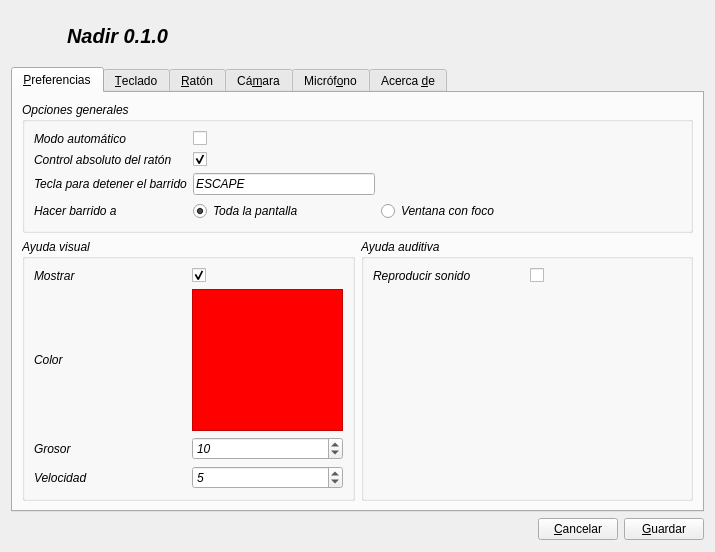
This is confWidget.ui in rfernandezfranco/nadir as Qt 5 draws it before an edit. The edited form follows.
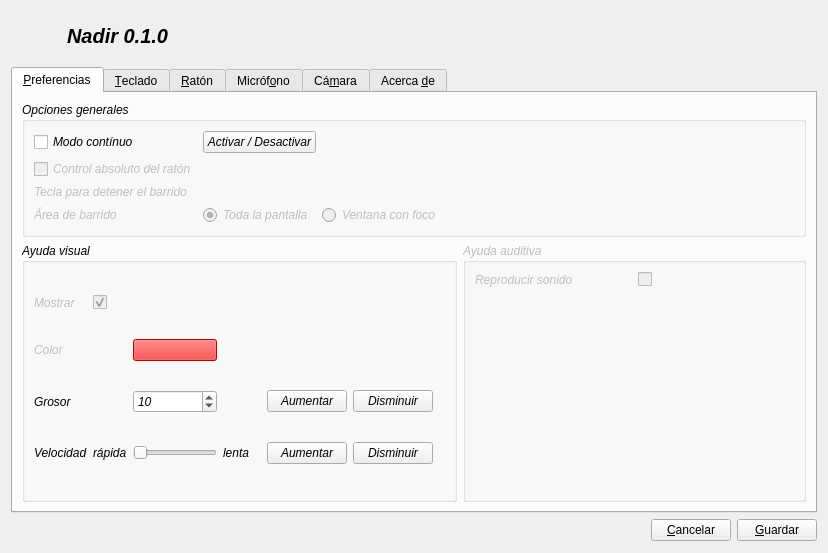
This is the edited form. Icons and pictures are not drawn.

The edit to the form file:
```diff
--- a/confWidget.ui
+++ b/confWidget.ui
@@ -5,8 +5,8 @@
    <rect>
     <x>0</x>
     <y>0</y>
-    <width>715</width>
-    <height>552</height>
+    <width>828</width>
+    <height>553</height>
    </rect>
   </property>
   <property name="windowTitle" >
@@ -141,56 +141,31 @@
           <string>Opciones generales</string>
          </property>
          <layout class="QGridLayout" name="gridLayout_9" >
-          <item row="0" column="0" >
-           <widget class="QLabel" name="label_15" >
-            <property name="text" >
-             <string>Modo automático</string>
-            </property>
-           </widget>
-          </item>
-          <item row="0" column="1" >
-           <widget class="QCheckBox" name="checkBox_3" >
-            <property name="text" >
-             <string/>
-            </property>
-            <property name="checked" >
-             <bool>false</bool>
-            </property>
-           </widget>
-          </item>
-          <item row="1" column="0" >
-           <widget class="QLabel" name="label_17" >
-            <property name="text" >
-             <string>Control absoluto del ratón</string>
-            </property>
-           </widget>
-          </item>
-          <item row="1" column="1" >
-           <widget class="QCheckBox" name="checkBox_4" >
-            <property name="text" >
-             <string/>
-            </property>
-            <property name="checked" >
-             <bool>true</bool>
-            </property>
-           </widget>
-          </item>
-          <item row="2" column="0" >
+          <item row="3" column="0" >
            <widget class="QLabel" name="label_18" >
+            <property name="enabled" >
+             <bool>false</bool>
+            </property>
             <property name="text" >
              <string>Tecla para detener el barrido</string>
             </property>
            </widget>
           </item>
-          <item row="3" column="0" >
+          <item row="4" column="0" >
            <widget class="QLabel" name="label_19" >
+            <property name="enabled" >
+             <bool>false</bool>
+            </property>
             <property name="text" >
-             <string>Hacer barrido a</string>
+             <string>Área de barrido</string>
             </property>
            </widget>
           </item>
-          <item row="3" column="1" >
+          <item row="4" column="1" >
            <widget class="QRadioButton" name="radioButton" >
+            <property name="enabled" >
+             <bool>false</bool>
+            </property>
             <property name="text" >
              <string>Toda la pantalla</string>
             </property>
@@ -199,14 +174,17 @@
             </property>
            </widget>
           </item>
-          <item row="3" column="2" >
+          <item row="4" column="2" >
            <widget class="QRadioButton" name="radioButton_2" >
+            <property name="enabled" >
+             <bool>false</bool>
+            </property>
             <property name="text" >
              <string>Ventana con foco</string>
             </property>
            </widget>
           </item>
-          <item row="3" column="3" >
+          <item row="4" column="3" >
            <spacer name="horizontalSpacer_3" >
             <property name="orientation" >
              <enum>Qt::Horizontal</enum>
@@ -219,10 +197,33 @@
             </property>
            </spacer>
           </item>
-          <item row="2" column="1" >
-           <widget class="QLineEdit" name="lineEdit" >
+          <item row="1" column="0" >
+           <widget class="QCheckBox" name="continuousBox" >
             <property name="text" >
-             <string>ESCAPE</string>
+             <string>Modo contínuo</string>
+            </property>
+            <property name="checked" >
+             <bool>false</bool>
+            </property>
+           </widget>
+          </item>
+          <item row="2" column="0" >
+           <widget class="QCheckBox" name="controlBox" >
+            <property name="enabled" >
+             <bool>false</bool>
+            </property>
+            <property name="text" >
+             <string>Control absoluto del ratón</string>
+            </property>
+            <property name="checked" >
+             <bool>false</bool>
+            </property>
+           </widget>
+          </item>
+          <item row="1" column="1" >
+           <widget class="QPushButton" name="pushButton_5" >
+            <property name="text" >
+             <string>Activar / Desactivar</string>
             </property>
            </widget>
           </item>
@@ -242,13 +243,19 @@
          <layout class="QGridLayout" name="gridLayout_7" >
           <item row="0" column="0" >
            <widget class="QLabel" name="label_10" >
+            <property name="enabled" >
+             <bool>false</bool>
+            </property>
             <property name="text" >
              <string>Mostrar</string>
             </property>
            </widget>
           </item>
-          <item row="0" column="1" >
-           <widget class="QCheckBox" name="checkBox" >
+          <item row="0" column="1" colspan="9" >
+           <widget class="QCheckBox" name="showLineBox" >
+            <property name="enabled" >
+             <bool>false</bool>
+            </property>
             <property name="text" >
              <string/>
             </property>
@@ -259,6 +266,9 @@
           </item>
           <item row="1" column="0" >
            <widget class="QLabel" name="label_11" >
+            <property name="enabled" >
+             <bool>false</bool>
+            </property>
             <property name="text" >
              <string>Color</string>
             </property>
@@ -271,19 +281,6 @@
             </property>
            </widget>
           </item>
-          <item row="2" column="1" >
-           <widget class="QSpinBox" name="spinBox" >
-            <property name="minimum" >
-             <number>1</number>
-            </property>
-            <property name="maximum" >
-             <number>30</number>
-            </property>
-            <property name="value" >
-             <number>10</number>
-            </property>
-           </widget>
-          </item>
           <item row="3" column="0" >
            <widget class="QLabel" name="label_13" >
             <property name="text" >
@@ -292,26 +289,93 @@
            </widget>
           </item>
           <item row="3" column="1" >
-           <widget class="QSpinBox" name="spinBox_2" >
+           <widget class="QLabel" name="label_15" >
+            <property name="text" >
+             <string>rápida</string>
+            </property>
+           </widget>
+          </item>
+          <item row="3" column="2" >
+           <widget class="QSlider" name="speedSlider" >
+            <property name="sizePolicy" >
+             <sizepolicy vsizetype="Fixed" hsizetype="Fixed" >
+              <horstretch>0</horstretch>
+              <verstretch>0</verstretch>
+             </sizepolicy>
+            </property>
             <property name="minimum" >
-             <number>1</number>
+             <number>5</number>
             </property>
             <property name="maximum" >
-             <number>50</number>
+             <number>80</number>
+            </property>
+            <property name="singleStep" >
+             <number>5</number>
+            </property>
+            <property name="orientation" >
+             <enum>Qt::Horizontal</enum>
+            </property>
+           </widget>
+          </item>
+          <item row="3" column="3" >
+           <widget class="QLabel" name="label_17" >
+            <property name="layoutDirection" >
+             <enum>Qt::RightToLeft</enum>
+            </property>
+            <property name="text" >
+             <string>lenta</string>
+            </property>
+           </widget>
+          </item>
+          <item row="2" column="7" >
+           <widget class="QPushButton" name="thickDownButton" >
+            <property name="text" >
+             <string>Disminuir</string>
+            </property>
+           </widget>
+          </item>
+          <item row="2" column="6" >
+           <widget class="QPushButton" name="thickUpButton" >
+            <property name="text" >
+             <string>Aumentar</string>
+            </property>
+           </widget>
+          </item>
+          <item row="2" column="2" >
+           <widget class="QSpinBox" name="thickBox" >
+            <property name="minimum" >
+             <number>2</number>
+            </property>
+            <property name="maximum" >
+             <number>30</number>
+            </property>
+            <property name="singleStep" >
+             <number>2</number>
             </property>
             <property name="value" >
-             <number>5</number>
+             <number>10</number>
             </property>
            </widget>
           </item>
-          <item row="1" column="1" >
-           <widget class="QLabel" name="label_9" >
+          <item row="3" column="7" >
+           <widget class="QPushButton" name="speedDownButton" >
+            <property name="text" >
+             <string>Disminuir</string>
+            </property>
+           </widget>
+          </item>
+          <item row="3" column="6" >
+           <widget class="QPushButton" name="speedUpButton" >
+            <property name="text" >
+             <string>Aumentar</string>
+            </property>
+           </widget>
+          </item>
+          <item row="1" column="2" >
+           <widget class="QPushButton" name="colorButton" >
             <property name="styleSheet" >
              <string notr="true" >background-color: rgb(255, 0, 0);</string>
             </property>
-            <property name="frameShape" >
-             <enum>QFrame::StyledPanel</enum>
-            </property>
             <property name="text" >
              <string/>
             </property>
@@ -322,6 +386,9 @@
        </item>
        <item row="1" column="1" >
         <widget class="QGroupBox" name="groupBox_2" >
+         <property name="enabled" >
+          <bool>false</bool>
+         </property>
          <property name="font" >
           <font>
            <italic>true</italic>
@@ -363,7 +430,7 @@
        </item>
       </layout>
      </widget>
-     <widget class="QWidget" name="mouseTab" >
+     <widget class="QWidget" name="keyTab" >
       <attribute name="title" >
        <string>&amp;Teclado</string>
       </attribute>
@@ -487,7 +554,7 @@
        </item>
       </layout>
      </widget>
-     <widget class="QWidget" name="keyboardTab" >
+     <widget class="QWidget" name="mouseTab" >
       <attribute name="title" >
        <string>&amp;Ratón</string>
       </attribute>
@@ -555,24 +622,8 @@
          </property>
         </widget>
        </item>
-      </layout>
-     </widget>
-     <widget class="QWidget" name="camTab" >
-      <attribute name="title" >
-       <string>Cá&amp;mara</string>
-      </attribute>
-      <attribute name="icon" >
-       <iconset resource="nadir.qrc" >
-        <normaloff>:/images/images/camera.svg</normaloff>:/images/images/camera.svg</iconset>
-      </attribute>
-      <layout class="QGridLayout" name="gridLayout_3" >
-       <item row="0" column="0" colspan="4" >
-        <widget class="QLabel" name="label_5" >
-         <property name="font" >
-          <font>
-           <italic>true</italic>
-          </font>
-         </property>
+       <item row="4" column="1" >
+        <widget class="QRadioButton" name="radioButton_5" >
          <property name="text" >
           <string>Control del barrido mediante movimientos corporales</string>
          </property>
@@ -857,7 +908,93 @@
        </item>
       </layout>
      </widget>
-     <widget class="QWidget" name="tab" >
+     <widget class="QWidget" name="camTab" >
+      <attribute name="title" >
+       <string>Cá&amp;mara</string>
+      </attribute>
+      <attribute name="icon" >
+       <iconset resource="nadir.qrc" >
+        <normaloff>:/images/images/audio-input-microphone.svg</normaloff>:/images/images/audio-input-microphone.svg</iconset>
+      </attribute>
+      <layout class="QGridLayout" name="gridLayout_3" >
+       <item row="0" column="0" colspan="4" >
+        <widget class="QLabel" name="label_5" >
+         <property name="font" >
+          <font>
+           <italic>true</italic>
+          </font>
+         </property>
+         <property name="text" >
+          <string>Control del barrido mediante movimientos corporales</string>
+         </property>
+        </widget>
+       </item>
+       <item rowspan="5" row="1" column="3" >
+        <widget class="QFrame" name="camFrame" >
+         <property name="sizePolicy" >
+          <sizepolicy vsizetype="Expanding" hsizetype="Expanding" >
+           <horstretch>0</horstretch>
+           <verstretch>0</verstretch>
+          </sizepolicy>
+         </property>
+         <property name="styleSheet" >
+          <string notr="true" >background-color: rgb(50, 50, 50);</string>
+         </property>
+         <property name="frameShape" >
+          <enum>QFrame::StyledPanel</enum>
+         </property>
+         <property name="frameShadow" >
+          <enum>QFrame::Raised</enum>
+         </property>
+        </widget>
+       </item>
+       <item row="2" column="0" >
+        <widget class="QLabel" name="label_2" >
+         <property name="text" >
+          <string>Dispositivo</string>
+         </property>
+        </widget>
+       </item>
+       <item row="3" column="0" colspan="3" >
+        <widget class="QLabel" name="label_22" >
+         <property name="text" >
+          <string>Umbral mínimo</string>
+         </property>
+        </widget>
+       </item>
+       <item row="5" column="0" >
+        <spacer name="verticalSpacer_4" >
+         <property name="orientation" >
+          <enum>Qt::Vertical</enum>
+         </property>
+         <property name="sizeHint" stdset="0" >
+          <size>
+           <width>20</width>
+           <height>40</height>
+          </size>
+         </property>
+        </spacer>
+       </item>
+       <item row="4" column="0" colspan="3" >
+        <widget class="QSlider" name="camSlider" >
+         <property name="value" >
+          <number>15</number>
+         </property>
+         <property name="orientation" >
+          <enum>Qt::Horizontal</enum>
+         </property>
+        </widget>
+       </item>
+       <item row="1" column="0" colspan="2" >
+        <widget class="QCheckBox" name="camBox" >
+         <property name="text" >
+          <string>&amp;Activar</string>
+         </property>
+        </widget>
+       </item>
+      </layout>
+     </widget>
+     <widget class="QWidget" name="aboutTab" >
       <attribute name="title" >
        <string>Acerca &amp;de</string>
       </attribute>
```
Left out of the diff: 223 changed lines with no effect on the pictures.
